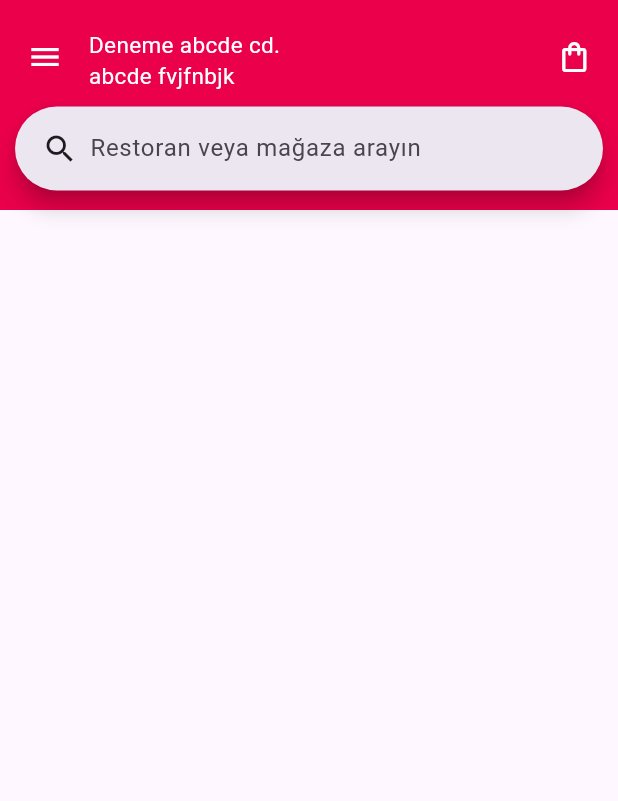
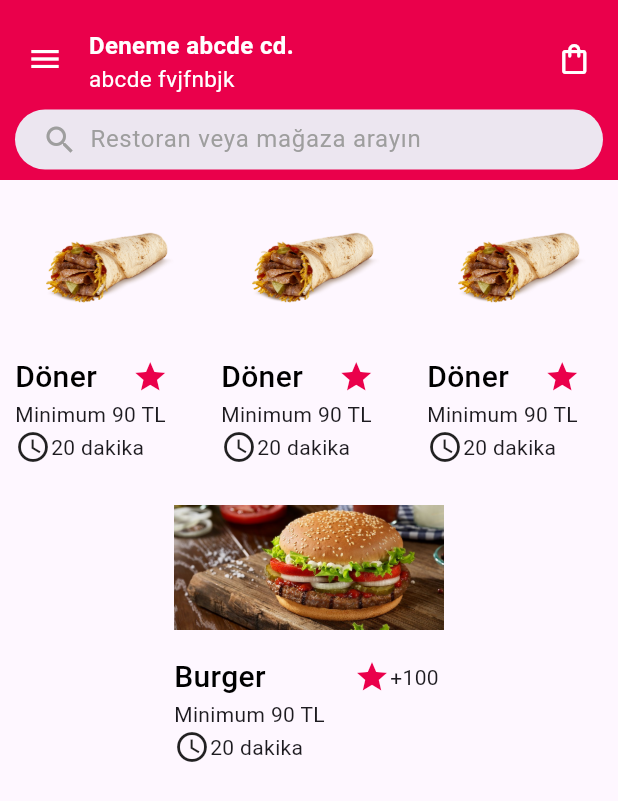
Before and after one commit to PolatAvci/yemeksepeti, a Flutter app: the screen it shows after launch, on a phone screen of 412 x 824 dp. Shown: the top 801 px of the screen. Run offline on Flutter 3.47's test engine with Material 3 defaults, Android fonts, the phone set to English and light mode, and no system bars.

Commit message:
food card

```diff
--- /dev/null
+++ b/lib/components/custom_app_bar.dart
@@ -0,0 +1,131 @@
+import 'package:flutter/material.dart';
+import 'package:flutter/services.dart';
+import 'package:yemeksepeti/main.dart';
+
+class CustomAppBar extends StatelessWidget implements PreferredSizeWidget {
+  const CustomAppBar({super.key});
+
+  @override
+  Widget build(BuildContext context) {
+    return SafeArea(
+        child: AnnotatedRegion(
+      value: SystemUiOverlayStyle.light.copyWith(
+        statusBarColor: AppTheme.primaryColor,
+      ),
+      child: Container(
+          color: Theme.of(context).appBarTheme.backgroundColor,
+          child: const Padding(
+            padding: EdgeInsets.only(left: 10, right: 10, top: 5, bottom: 5),
+            child: Column(
+              children: [
+                Row(children: [
+                  Expanded(
+                    flex: 1,
+                    child: AppBarMenuButton(),
+                  ),
+                  Expanded(
+                    flex: 8,
+                    child: AppBarTitles(),
+                  ),
+                  Expanded(
+                    flex: 1,
+                    child: AppBarShoppingButton(),
+                  ),
+                ]),
+                SizedBox(height: 40, child: Expanded(child: AppBarSearchBar()))
+              ],
+            ),
+          )),
+    ));
+  }
+
+  @override
+  Size get preferredSize => const Size(double.maxFinite, 120);
+}
+
+class AppBarMenuButton extends StatelessWidget {
+  const AppBarMenuButton({
+    super.key,
+  });
+
+  @override
+  Widget build(BuildContext context) {
+    return IconButton(
+        onPressed: () {},
+        icon: Icon(
+          Icons.menu,
+          color: AppTheme.appbarTextColor,
+        ));
+  }
+}
+
+class AppBarTitles extends StatelessWidget {
+  const AppBarTitles({
+    super.key,
+  });
+
+  @override
+  Widget build(BuildContext context) {
+    return Padding(
+      padding: const EdgeInsets.only(top: 14, left: 10, bottom: 10),
+      child: Column(
+        crossAxisAlignment: CrossAxisAlignment.start,
+        children: [
+          Text(
+            AppTexts.appBarLocation1,
+            style: AppTheme.appbarTextStyle.copyWith(
+                fontWeight: AppTheme.fontWeightw600,
+                fontSize: AppTheme.fontsize16),
+            maxLines: 1,
+          ),
+          Align(
+            alignment: Alignment.bottomLeft,
+            child: Text(
+              AppTexts.appBarLocation2,
+              style: AppTheme.appbarTextStyle,
+            ),
+          )
+        ],
+      ),
+    );
+  }
+}
+
+class AppBarShoppingButton extends StatelessWidget {
+  const AppBarShoppingButton({
+    super.key,
+  });
+
+  @override
+  Widget build(BuildContext context) {
+    return IconButton(
+        onPressed: () {},
+        icon: Icon(
+          Icons.shopping_bag_outlined,
+          color: AppTheme.appbarTextColor,
+        ));
+  }
+}
+
+class AppBarSearchBar extends StatelessWidget {
+  const AppBarSearchBar({
+    super.key,
+  });
+
+  @override
+  Widget build(BuildContext context) {
+    return SearchBar(
+      leading: Padding(
+          padding: const EdgeInsets.only(left: 10),
+          child: Icon(
+            Icons.search,
+            color: AppTheme.searchBarHintColor,
+          )),
+      controller: SearchController(),
+      hintText: AppTexts.appBarSearchHint,
+      elevation: MaterialStateProperty.all(0),
+      hintStyle: MaterialStateProperty.all(
+          TextStyle(color: AppTheme.searchBarHintColor)),
+    );
+  }
+}
--- /dev/null
+++ b/lib/components/food_card.dart
@@ -0,0 +1,136 @@
+import "package:flutter/material.dart";
+import "package:yemeksepeti/main.dart";
+
+class FoodCard extends StatefulWidget {
+  const FoodCard(
+      {super.key,
+      required this.image,
+      required this.title,
+      required this.like,
+      required this.time,
+      required this.price});
+  final String title;
+
+  final String like;
+
+  final String time;
+
+  final Image image;
+
+  final String price;
+
+  @override
+  State<FoodCard> createState() => _FoodCardState();
+}
+
+class _FoodCardState extends State<FoodCard> {
+  String? _title;
+
+  String? _like;
+
+  String? _time;
+
+  Image? _image;
+
+  String? _price;
+
+  @override
+  void initState() {
+    super.initState();
+    _title = widget.title;
+    _like = widget.like;
+    _time = widget.time;
+    _image = widget.image;
+    _price = widget.price;
+  }
+
+  @override
+  Widget build(BuildContext context) {
+    return InkWell(
+      onTap: () {},
+      child: Padding(
+        padding: CardTheme.cardPadding,
+        child: Column(
+          children: [
+            Expanded(
+                child: Padding(
+              padding: CardTheme.imageBottomPadding,
+              child: _image ?? const Text("Görüntülenemiyor"),
+            )),
+            Row(
+              children: [
+                Expanded(
+                  flex: 2,
+                  child: Text(
+                    _title ?? "",
+                    maxLines: 1,
+                    overflow: CardTheme.textOverflow,
+                    style: AppTheme.appbarTextStyle.copyWith(
+                        color: AppTheme.textColor,
+                        fontSize: CardTheme.titleFontsize,
+                        fontWeight: CardTheme.titleFontWeight),
+                  ),
+                ),
+                Expanded(
+                  flex: 1,
+                  child: Expanded(
+                    child: Row(
+                        mainAxisAlignment: MainAxisAlignment.end,
+                        children: [
+                          Icon(
+                            Icons.star,
+                            color: AppTheme.primaryColor,
+                          ),
+                          Expanded(
+                            child: Text(
+                              _like ?? "",
+                              overflow: CardTheme.textOverflow,
+                              maxLines: CardTheme.maxLine,
+                            ),
+                          ),
+                        ]),
+                  ),
+                ),
+              ],
+            ),
+            Row(children: [
+              Expanded(
+                child: Text(
+                  _price ?? "",
+                  maxLines: CardTheme.maxLine,
+                ),
+              ),
+            ]),
+            Row(
+              children: [
+                const Icon(Icons.access_time),
+                Expanded(
+                  child: Text(
+                    _time ?? "",
+                    overflow: CardTheme.textOverflow,
+                    maxLines: CardTheme.maxLine,
+                  ),
+                )
+              ],
+            )
+          ],
+        ),
+      ),
+    );
+  }
+}
+
+class CardTheme {
+  static TextOverflow textOverflow = TextOverflow.ellipsis;
+  static int maxLine = 1;
+  static double titleFontsize = 20;
+  static FontWeight titleFontWeight = FontWeight.w500;
+  static EdgeInsets imageBottomPadding = const EdgeInsets.only(bottom: 10);
+  static EdgeInsets cardPadding = const EdgeInsets.all(10);
+  //static BorderRadius borderRadius = BorderRadius.circular(10);
+  /*static BoxDecoration boxDecoration = BoxDecoration(
+    color: Colors.amber,
+    shape: BoxShape.rectangle,
+    borderRadius: borderRadius,
+  );*/
+}
--- a/lib/main.dart
+++ b/lib/main.dart
@@ -13,14 +13,16 @@ class MyApp extends StatelessWidget {
   @override
   Widget build(BuildContext context) {
     return MaterialApp(
-      title: AppTheme.title,
+      title: AppTexts.title,
       home: const HomeScreen(),
       theme: ThemeData(
         primaryColor: AppTheme.primaryColor,
         appBarTheme: AppBarTheme(
             color: AppTheme.primaryColor,
-            systemOverlayStyle: SystemUiOverlayStyle.light,
-            iconTheme: IconThemeData(color: AppTheme.appbarColor),
+            systemOverlayStyle: SystemUiOverlayStyle.light.copyWith(
+              statusBarColor: AppTheme.primaryColor,
+            ),
+            iconTheme: IconThemeData(color: AppTheme.appbarTextColor),
             titleTextStyle: AppTheme.appbarTextStyle),
       ),
     );
@@ -29,12 +31,24 @@ class MyApp extends StatelessWidget {
 
 class AppTheme {
   static Color primaryColor = const Color(0xFFea004b);
-  static Color appbarColor = Colors.white;
-  static double appbarFontsize = 15;
+  static Color appbarTextColor = Colors.white;
+  static Color searchBarHintColor = Colors.grey;
+  static Color textColor = Colors.black;
+  static Color textGrey = Colors.grey;
+  static double fontsize15 = 15;
+  static double fontsize16 = 16;
+  static FontWeight fontWeightw400 = FontWeight.w400;
+  static FontWeight fontWeightw600 = FontWeight.w600;
   static TextStyle appbarTextStyle = TextStyle(
-    color: AppTheme.appbarColor,
-    fontSize: AppTheme.appbarFontsize,
-    fontWeight: FontWeight.w400,
+    color: AppTheme.appbarTextColor,
+    fontSize: AppTheme.fontsize15,
+    fontWeight: fontWeightw400,
   );
+}
+
+class AppTexts {
   static String title = "Yemeksepeti";
+  static String appBarSearchHint = "Restoran veya mağaza arayın";
+  static String appBarLocation1 = "Deneme abcde cd.";
+  static String appBarLocation2 = "abcde fvjfnbjk ";
 }
--- a/lib/screens/custom_app_bar.dart
+++ /dev/null
@@ -1,116 +0,0 @@
-import 'package:flutter/material.dart';
-import 'package:yemeksepeti/main.dart';
-
-class CustomAppBar extends StatelessWidget implements PreferredSizeWidget {
-  const CustomAppBar({super.key});
-
-  @override
-  Widget build(BuildContext context) {
-    return SafeArea(
-        child: Container(
-            color: Theme.of(context).appBarTheme.backgroundColor,
-            child: const Padding(
-              padding: EdgeInsets.only(left: 10, right: 10, top: 5, bottom: 5),
-              child: Column(
-                children: [
-                  Row(children: [
-                    Expanded(
-                      flex: 1,
-                      child: AppBarMenuButton(),
-                    ),
-                    Expanded(
-                      flex: 8,
-                      child: AppBarTitles(),
-                    ),
-                    Expanded(
-                      flex: 1,
-                      child: AppBarShoppingButton(),
-                    ),
-                  ]),
-                  AppBarSearchBar()
-                ],
-              ),
-            )));
-  }
-
-  @override
-  Size get preferredSize => const Size(double.maxFinite, 140);
-}
-
-class AppBarMenuButton extends StatelessWidget {
-  const AppBarMenuButton({
-    super.key,
-  });
-
-  @override
-  Widget build(BuildContext context) {
-    return IconButton(
-        onPressed: () {},
-        icon: Icon(
-          Icons.menu,
-          color: AppTheme.appbarColor,
-        ));
-  }
-}
-
-class AppBarTitles extends StatelessWidget {
-  const AppBarTitles({
-    super.key,
-  });
-
-  @override
-  Widget build(BuildContext context) {
-    return Padding(
-      padding: const EdgeInsets.only(top: 14, left: 10, bottom: 10),
-      child: Column(
-        crossAxisAlignment: CrossAxisAlignment.start,
-        children: [
-          Text(
-            "Deneme abcde cd.",
-            style: AppTheme.appbarTextStyle,
-            maxLines: 1,
-          ),
-          Align(
-            alignment: Alignment.bottomLeft,
-            child: Text(
-              "abcde fvjfnbjk ",
-              style: AppTheme.appbarTextStyle,
-            ),
-          )
-        ],
-      ),
-    );
-  }
-}
-
-class AppBarShoppingButton extends StatelessWidget {
-  const AppBarShoppingButton({
-    super.key,
-  });
-
-  @override
-  Widget build(BuildContext context) {
-    return IconButton(
-        onPressed: () {},
-        icon: Icon(
-          Icons.shopping_bag_outlined,
-          color: AppTheme.appbarColor,
-        ));
-  }
-}
-
-class AppBarSearchBar extends StatelessWidget {
-  const AppBarSearchBar({
-    super.key,
-  });
-
-  @override
-  Widget build(BuildContext context) {
-    return SearchBar(
-      leading: const Padding(
-          padding: EdgeInsets.only(left: 10), child: Icon(Icons.search)),
-      controller: SearchController(),
-      hintText: "Restoran veya mağaza arayın",
-    );
-  }
-}
--- a/lib/screens/home_screen.dart
+++ b/lib/screens/home_screen.dart
@@ -1,6 +1,6 @@
 import 'package:flutter/material.dart';
-
-import 'custom_app_bar.dart';
+import 'package:yemeksepeti/components/food_card.dart';
+import '../components/custom_app_bar.dart';
 
 class HomeScreen extends StatefulWidget {
   const HomeScreen({super.key});
@@ -12,12 +12,59 @@ class HomeScreen extends StatefulWidget {
 class _HomeScreenState extends State<HomeScreen> {
   @override
   Widget build(BuildContext context) {
-    return const Scaffold(
-      appBar: CustomAppBar(),
-      drawer: Drawer(),
+    return Scaffold(
+      appBar: const CustomAppBar(),
+      body: Column(
+        children: [
+          SizedBox(
+              height: 200,
+              child: Row(
+                children: [
+                  Expanded(
+                    child: FoodCard(
+                      image: Image.asset(Images.doner),
+                      price: "Minimum 90 TL",
+                      like: "+100",
+                      time: "20 dakika",
+                      title: "Döner",
+                    ),
+                  ),
+                  Expanded(
+                    child: FoodCard(
+                      image: Image.asset(Images.doner),
+                      price: "Minimum 90 TL",
+                      like: "+100",
+                      time: "20 dakika",
+                      title: "Döner",
+                    ),
+                  ),
+                  Expanded(
+                    child: FoodCard(
+                      image: Image.asset(Images.doner),
+                      price: "Minimum 90 TL",
+                      like: "+100",
+                      time: "20 dakika",
+                      title: "Döner",
+                    ),
+                  ),
+                ],
+              )),
+          SizedBox(
+            height: 200,
+            width: 200,
+            child: FoodCard(
+              image: Image.asset(Images.burger),
+              price: "Minimum 90 TL",
+              like: "+100",
+              time: "20 dakika",
+              title: "Burger",
+            ),
+          ),
+        ],
+      ),
     );
   }
-
+/*
   AppBar appbar() {
     return AppBar(
       title: const Text("Deneme"),
@@ -28,5 +75,10 @@ class _HomeScreenState extends State<HomeScreen> {
         )
       ],
     );
-  }
+  }*/
 }
+
+class Images {
+  static String doner = "images/durum-et-doner_b.png";
+  static String burger = "images/burger.png";
+}
--- a/pubspec.yaml
+++ b/pubspec.yaml
@@ -58,6 +58,8 @@ flutter:
   # the material Icons class.
   uses-material-design: true
 
+  assets:
+          - images/
   # To add assets to your application, add an assets section, like this:
   # assets:
   #   - images/a_dot_burr.jpeg
```
Also changed, not shown: images/burger.png (added), images/durum-et-doner_b.png (added).
